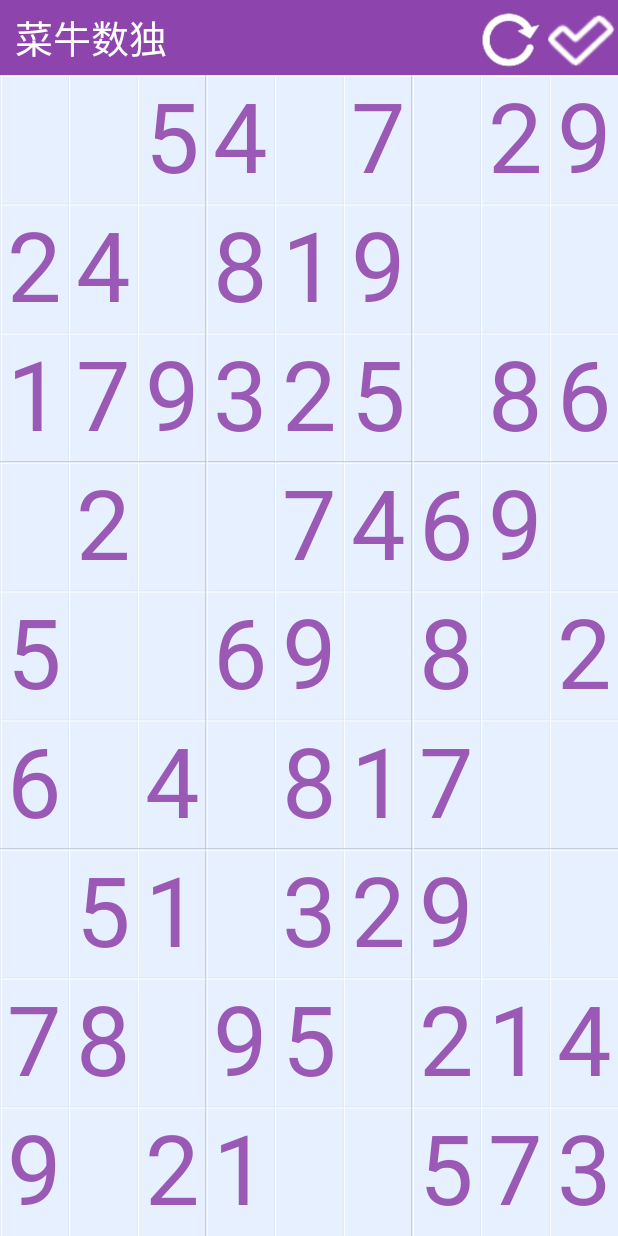
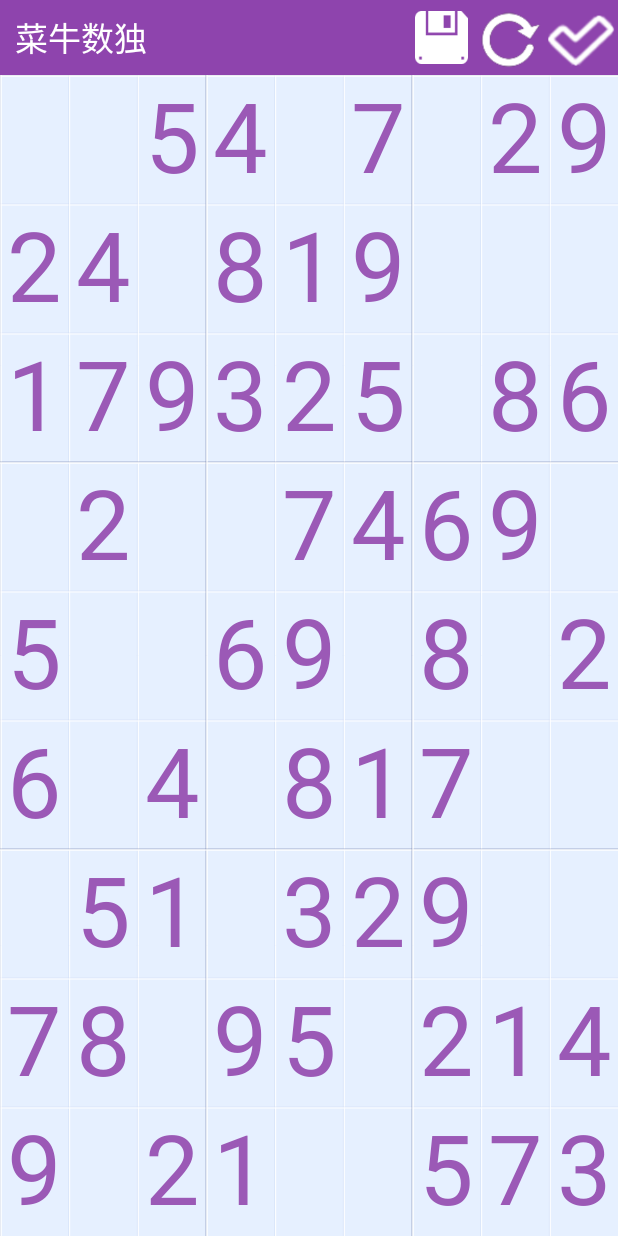
Before and after one commit to benxhinGH/Sudo, an Android app: the screen it shows after launch (MainActivity), after a tap on "开始游戏", on a phone screen of 412 x 824 dp. Run offline under Robolectric (Android 15) with nearby library versions, the phone set to English and light mode, and no system bars.

Commit message:
增加存档功能

```diff
--- a/app/src/main/AndroidManifest.xml
+++ b/app/src/main/AndroidManifest.xml
@@ -15,6 +15,8 @@
                 <category android:name="android.intent.category.LAUNCHER"/>
             </intent-filter>
         </activity>
+        <activity android:name=".ArchiveActivity">
+        </activity>
 
     </application>
 
--- a/app/src/main/java/com/lius/sudo/MainActivity.java
+++ b/app/src/main/java/com/lius/sudo/MainActivity.java
@@ -1,14 +1,17 @@
 package com.lius.sudo;
 
 import android.app.Activity;
-import android.graphics.Point;
+import android.content.Intent;
+import android.content.SharedPreferences;
 import android.os.Bundle;
 import android.util.Log;
-import android.view.Display;
 import android.view.View;
 import android.view.Window;
 import android.widget.Button;
 import android.widget.Toast;
+
+import java.util.Date;
+import java.text.SimpleDateFormat;
 
 
 /**
@@ -20,6 +23,7 @@ public class MainActivity extends Activity {
 
     private SudoView sudoView;
     private Button resetButton;
+    private Button saveButton;
 
 
     @Override
@@ -28,8 +32,17 @@ public class MainActivity extends Activity {
         requestWindowFeature(Window.FEATURE_NO_TITLE);
         setContentView(R.layout.main);
         sudoView=(SudoView)findViewById(R.id.first_sudoview);
-        String data=getIntent().getStringExtra("data");
-        sudoView.setSudoku(data);
+        Intent intent=getIntent();
+        String flag=intent.getStringExtra("flag");
+        String data=intent.getStringExtra("data");
+        if(flag.equals("0")){
+
+            sudoView.setSudoku(data);
+        }else if(flag.equals("1")){
+
+            sudoView.setSudokuFromArch(data);
+        }
+
 
 
 
@@ -54,6 +67,28 @@ public class MainActivity extends Activity {
             }
         });
 
+        saveButton=(Button)findViewById(R.id.save_button);
+        saveButton.setOnClickListener(new View.OnClickListener() {
+            @Override
+            public void onClick(View view) {
+                SharedPreferences.Editor editor=getSharedPreferences("sudoarchdata",MODE_PRIVATE).edit();
+                SimpleDateFormat formatter=new SimpleDateFormat("yyyy年MM月dd日HH:mm:ss");
+                Date curDate=new Date(System.currentTimeMillis());//获取当前时间
+                String str=formatter.format(curDate);
+                Log.d("MainActivity","格式化后的时间为"+str);
+                String data=sudoView.getSudokuArch();
+                editor.putString(str,data);
+                editor.commit();
+                Toast.makeText(MainActivity.this,"已存档",Toast.LENGTH_SHORT).show();
+
+
+                SharedPreferences sharedPreferences=getSharedPreferences("sudoarchdata",MODE_PRIVATE);
+                String testStr=sharedPreferences.getString(str,"");
+                Log.d("MainActivity","测试保存数据"+testStr);
+
+            }
+        });
+
 
 
 
--- a/app/src/main/java/com/lius/sudo/StartActivity.java
+++ b/app/src/main/java/com/lius/sudo/StartActivity.java
@@ -5,6 +5,7 @@ import android.app.Dialog;
 import android.content.Context;
 import android.content.DialogInterface;
 import android.content.Intent;
+import android.content.SharedPreferences;
 import android.os.Bundle;
 import android.os.Handler;
 import android.os.Message;
@@ -19,6 +20,7 @@ import android.widget.ImageView;
 import android.widget.LinearLayout;
 import android.widget.TextView;
 
+import java.util.Map;
 
 
 /**
@@ -32,6 +34,7 @@ public class StartActivity extends Activity {
     public static int level = 1;
     private Button startGameButton;
     private Button levelButton;
+    private Button readArchiveButton;
     private Dialog mLoadingDialog;
     private Handler handler = new Handler() {
         @Override
@@ -68,6 +71,7 @@ public class StartActivity extends Activity {
                         GenerateSudoku generateSudoku = new GenerateSudoku(level);
                         String sudokuData = generateSudoku.getStringData();
                         Intent intent = new Intent(StartActivity.this, MainActivity.class);
+                        intent.putExtra("flag","0");
                         intent.putExtra("data", sudokuData);
                         Message msg1=new Message();
                         msg1.what=CLOSE_LOADING_DIALOG;
@@ -111,6 +115,14 @@ public class StartActivity extends Activity {
                 levelDialog.show();
 
 
+            }
+        });
+        readArchiveButton=(Button)findViewById(R.id.read_archive_button);
+        readArchiveButton.setOnClickListener(new View.OnClickListener() {
+            @Override
+            public void onClick(View view) {
+                Intent intent=new Intent(StartActivity.this,ArchiveActivity.class);
+                startActivity(intent);
             }
         });
 
--- a/app/src/main/res/layout/main.xml
+++ b/app/src/main/res/layout/main.xml
@@ -11,10 +11,17 @@
             android:layout_width="wrap_content"
             android:layout_height="wrap_content"
             android:text="菜牛数独"
-            android:textSize="25sp"
+            android:textSize="22sp"
             android:textColor="#ffffff"
             android:layout_centerVertical="true"
             android:paddingLeft="10dp"/>
+        <Button
+            android:layout_width="35dp"
+            android:layout_height="35dp"
+            android:id="@+id/save_button"
+            android:background="@drawable/save_button_img"
+            android:layout_toLeftOf="@+id/reset_button"
+            android:layout_centerVertical="true" />
         <Button
             android:layout_width="50dp"
             android:layout_height="wrap_content"
```
Also changed, not shown: app/src/main/java/com/lius/sudo/ArchiveActivity.java (added, +81 -0 lines), app/src/main/java/com/lius/sudo/Game.java (+21 -0 lines), app/src/main/java/com/lius/sudo/SudoView.java (+7 -0 lines), app/src/main/res/layout/archive_activity_layout.xml (added, +31 -0 lines), app/src/main/res/layout/startlayout.xml (+12 -1 lines), app/src/main/res/drawable/save_button_img.png (added).
